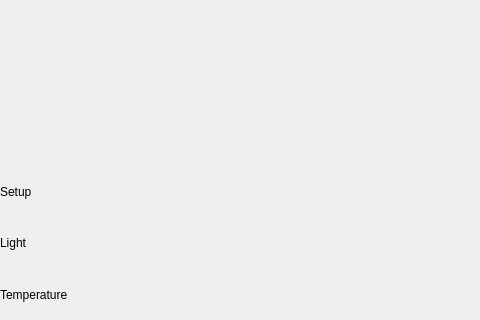
The window that Apps/IoT-Dashboard/MushroomView.ui (quachconghoang/agricultureDrone) describes before a commit, drawn with Qt 5.
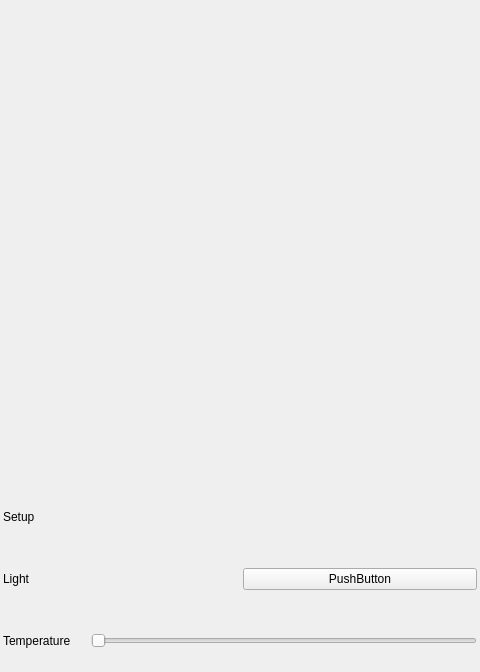
The same window after the commit.

```diff
--- a/Apps/IoT-Dashboard/MushroomView.ui
+++ b/Apps/IoT-Dashboard/MushroomView.ui
@@ -7,13 +7,13 @@
     <x>0</x>
     <y>0</y>
     <width>480</width>
-    <height>320</height>
+    <height>672</height>
    </rect>
   </property>
   <property name="minimumSize">
    <size>
     <width>480</width>
-    <height>320</height>
+    <height>672</height>
    </size>
   </property>
   <property name="windowTitle">
@@ -33,46 +33,79 @@
     <number>3</number>
    </property>
    <item>
-    <layout class="QHBoxLayout" name="hL_0">
+    <layout class="QGridLayout" name="gridLayout">
+     <property name="leftMargin">
+      <number>3</number>
+     </property>
+     <property name="topMargin">
+      <number>3</number>
+     </property>
+     <property name="rightMargin">
+      <number>3</number>
+     </property>
+     <property name="bottomMargin">
+      <number>3</number>
+     </property>
      <property name="spacing">
-      <number>3</number>
+      <number>6</number>
      </property>
-     <item>
+     <item row="0" column="0">
       <widget class="QWidget" name="widget_0" native="true">
        <property name="minimumSize">
         <size>
-         <width>154</width>
-         <height>160</height>
+         <width>234</width>
+         <height>234</height>
         </size>
        </property>
       </widget>
      </item>
-     <item>
+     <item row="0" column="1">
       <widget class="QWidget" name="widget_1" native="true">
        <property name="minimumSize">
         <size>
-         <width>154</width>
-         <height>160</height>
+         <width>234</width>
+         <height>234</height>
         </size>
        </property>
       </widget>
      </item>
-     <item>
+     <item row="1" column="0">
       <widget class="QWidget" name="widget_2" native="true">
        <property name="minimumSize">
         <size>
-         <width>154</width>
-         <height>160</height>
+         <width>234</width>
+         <height>234</height>
         </size>
        </property>
       </widget>
      </item>
+     <item row="1" column="1">
+      <widget class="QWidget" name="widget_3" native="true"/>
+     </item>
     </layout>
    </item>
    <item>
-    <layout class="QHBoxLayout" name="hL_1">
+    <layout class="QHBoxLayout" name="hL_1" stretch="0">
+     <property name="leftMargin">
+      <number>3</number>
+     </property>
+     <property name="topMargin">
+      <number>3</number>
+     </property>
+     <property name="rightMargin">
+      <number>3</number>
+     </property>
+     <property name="bottomMargin">
+      <number>3</number>
+     </property>
      <item>
       <widget class="QLabel" name="label">
+       <property name="minimumSize">
+        <size>
+         <width>0</width>
+         <height>50</height>
+        </size>
+       </property>
        <property name="text">
         <string>Setup</string>
        </property>
@@ -81,25 +114,78 @@
     </layout>
    </item>
    <item>
-    <layout class="QHBoxLayout" name="hL_2">
+    <layout class="QHBoxLayout" name="hL_2" stretch="0,0">
+     <property name="leftMargin">
+      <number>3</number>
+     </property>
+     <property name="topMargin">
+      <number>3</number>
+     </property>
+     <property name="rightMargin">
+      <number>3</number>
+     </property>
+     <property name="bottomMargin">
+      <number>3</number>
+     </property>
      <item>
       <widget class="QLabel" name="label_2">
+       <property name="minimumSize">
+        <size>
+         <width>0</width>
+         <height>50</height>
+        </size>
+       </property>
        <property name="text">
         <string>Light</string>
        </property>
       </widget>
      </item>
+     <item>
+      <widget class="QPushButton" name="pushButton">
+       <property name="text">
+        <string>PushButton</string>
+       </property>
+      </widget>
+     </item>
     </layout>
    </item>
    <item>
-    <layout class="QHBoxLayout" name="hL_3">
+    <layout class="QHBoxLayout" name="hL_3" stretch="0,0">
+     <property name="spacing">
+      <number>20</number>
+     </property>
+     <property name="leftMargin">
+      <number>3</number>
+     </property>
+     <property name="topMargin">
+      <number>3</number>
+     </property>
+     <property name="rightMargin">
+      <number>3</number>
+     </property>
+     <property name="bottomMargin">
+      <number>3</number>
+     </property>
      <item>
       <widget class="QLabel" name="label_3">
+       <property name="minimumSize">
+        <size>
+         <width>0</width>
+         <height>50</height>
+        </size>
+       </property>
        <property name="text">
         <string>Temperature</string>
        </property>
       </widget>
      </item>
+     <item>
+      <widget class="QSlider" name="horizontalSlider">
+       <property name="orientation">
+        <enum>Qt::Horizontal</enum>
+       </property>
+      </widget>
+     </item>
     </layout>
    </item>
   </layout>
```
